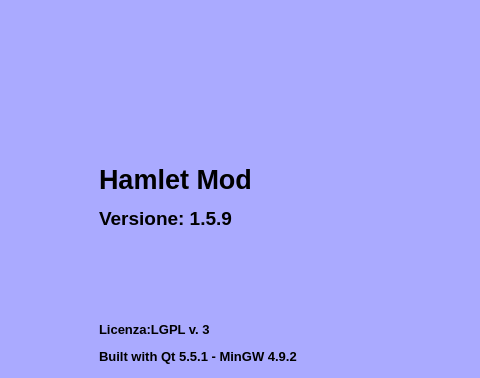
Before: the Qt Designer form mainwindow.ui in fblabs/hamlet-mod-sancon, drawn with Qt 5; both pictures show x 244 to 724 and y 0 to 378 of the 979 by 780 pixel window.
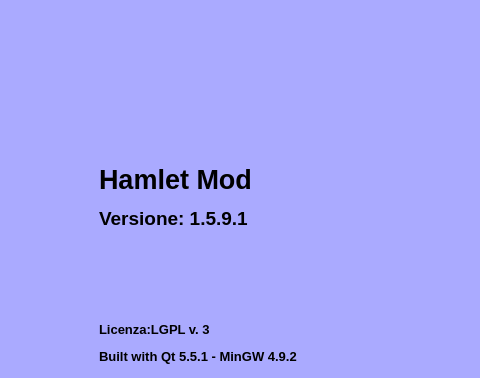
After: the same form once the commit is applied. Icons and pictures are not drawn.

Patch:
```diff
--- a/mainwindow.ui
+++ b/mainwindow.ui
@@ -523,7 +523,7 @@
       <item>
        <widget class="QLabel" name="label_2">
         <property name="text">
-         <string>&lt;html&gt;&lt;head/&gt;&lt;body&gt;&lt;p&gt;&lt;span style=&quot; font-size:20pt; font-weight:600;&quot;&gt;Hamlet Mod&lt;/span&gt;&lt;/p&gt;&lt;p&gt;&lt;span style=&quot; font-size:14pt; font-weight:600;&quot;&gt;Versione: 1.5.9&lt;/span&gt;&lt;/p&gt;&lt;p&gt;&lt;br/&gt;&lt;/p&gt;&lt;p&gt;&lt;br/&gt;&lt;/p&gt;&lt;p&gt;&lt;span style=&quot; font-size:10pt; font-weight:600;&quot;&gt;Licenza:LGPL v. 3&lt;/span&gt;&lt;/p&gt;&lt;p&gt;&lt;span style=&quot; font-size:10pt; font-weight:600;&quot;&gt;Built with Qt 5.5.1 - MinGW 4.9.2&lt;/span&gt;&lt;/p&gt;&lt;p&gt;&lt;span style=&quot; font-size:10pt;&quot;&gt;FBLABS 2015-2016&lt;/span&gt;&lt;/p&gt;&lt;/body&gt;&lt;/html&gt;</string>
+         <string>&lt;html&gt;&lt;head/&gt;&lt;body&gt;&lt;p&gt;&lt;span style=&quot; font-size:20pt; font-weight:600;&quot;&gt;Hamlet Mod&lt;/span&gt;&lt;/p&gt;&lt;p&gt;&lt;span style=&quot; font-size:14pt; font-weight:600;&quot;&gt;Versione: 1.5.9.1&lt;/span&gt;&lt;/p&gt;&lt;p&gt;&lt;br/&gt;&lt;/p&gt;&lt;p&gt;&lt;br/&gt;&lt;/p&gt;&lt;p&gt;&lt;span style=&quot; font-size:10pt; font-weight:600;&quot;&gt;Licenza:LGPL v. 3&lt;/span&gt;&lt;/p&gt;&lt;p&gt;&lt;span style=&quot; font-size:10pt; font-weight:600;&quot;&gt;Built with Qt 5.5.1 - MinGW 4.9.2&lt;/span&gt;&lt;/p&gt;&lt;p&gt;&lt;span style=&quot; font-size:10pt;&quot;&gt;FBLABS 2015-2016&lt;/span&gt;&lt;/p&gt;&lt;/body&gt;&lt;/html&gt;</string>
         </property>
         <property name="scaledContents">
          <bool>false</bool>
```
Left out of the diff: 2 changed lines with no effect on the pictures.
